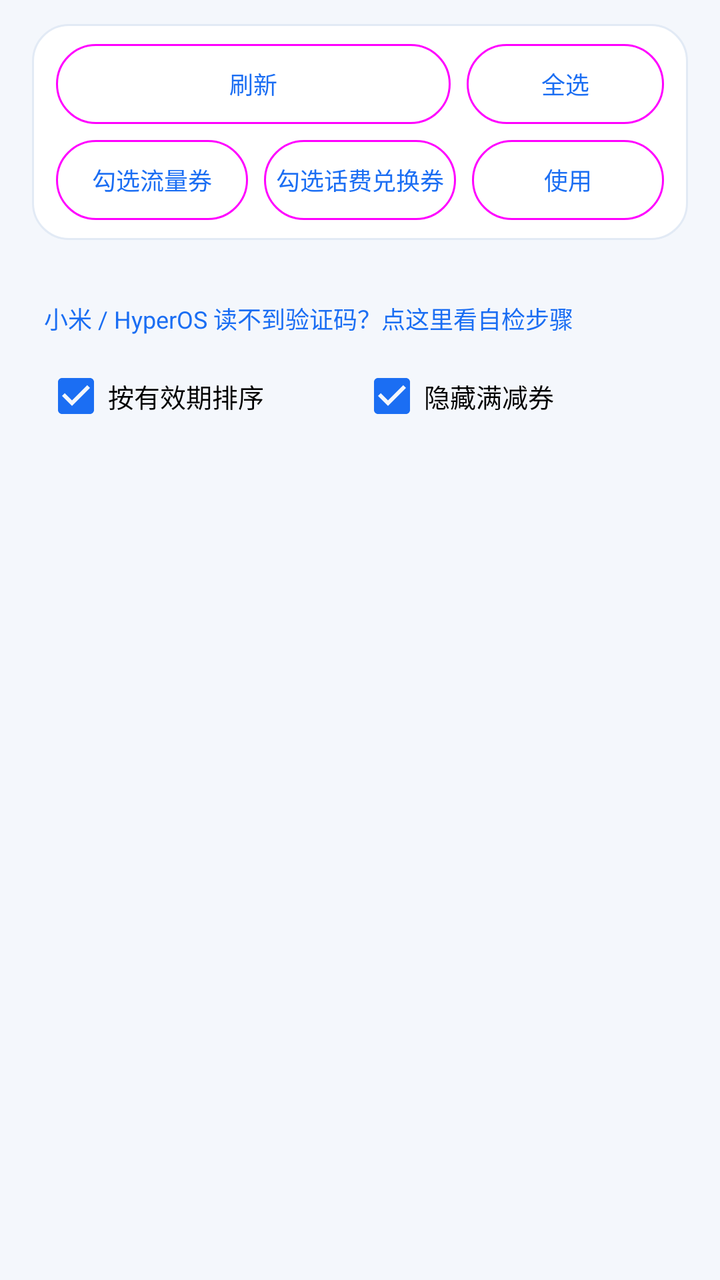
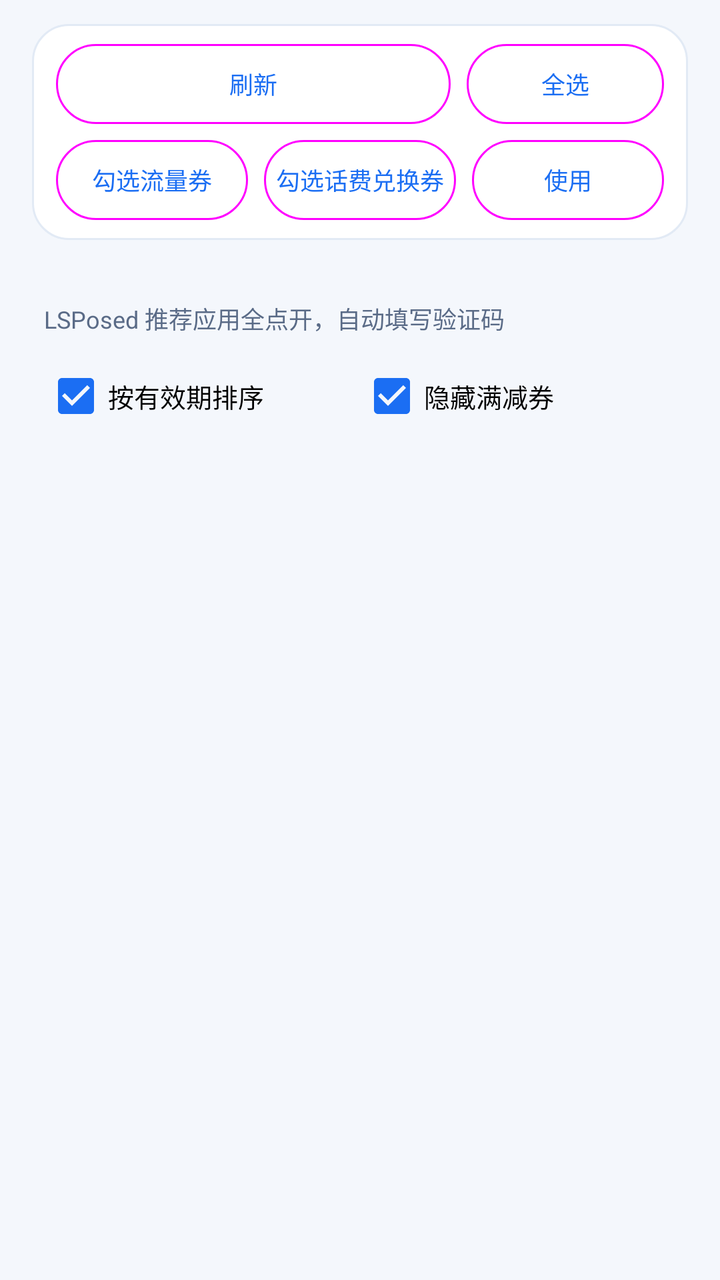

Before-and-after screenshots of an Android layout around one commit, followed by the original layout XML and the change that was made.
<!-- AndroidManifest.xml: application theme Theme.CmccHook -->
<!-- res/layout/page_coupon.xml -->
<?xml version="1.0" encoding="utf-8"?>
<ScrollView xmlns:android="http://schemas.android.com/apk/res/android"
    xmlns:app="http://schemas.android.com/apk/res-auto"
    android:layout_width="match_parent"
    android:layout_height="match_parent"
    android:clipToPadding="false"
    android:fillViewport="true"
    android:scrollbars="none">

    <LinearLayout
        android:layout_width="match_parent"
        android:layout_height="wrap_content"
        android:orientation="vertical"
        android:paddingStart="16dp"
        android:paddingEnd="16dp"
        android:paddingTop="12dp"
        android:paddingBottom="24dp">

        
        <LinearLayout
            style="@style/CardBox"
            android:layout_width="match_parent"
            android:layout_height="wrap_content"
            android:orientation="vertical">

            <LinearLayout
                android:layout_width="match_parent"
                android:layout_height="wrap_content"
                android:gravity="center_vertical"
                android:orientation="horizontal"
                android:paddingStart="12dp"
                android:paddingTop="10dp"
                android:paddingEnd="12dp">

                
                <com.google.android.material.button.MaterialButton
                    android:id="@+id/btnCouponScan"
                    style="@style/Widget.Material3.Button.OutlinedButton"
                    android:layout_width="0dp"
                    android:layout_height="40dp"
                    android:layout_weight="2"
                    android:insetTop="0dp"
                    android:insetBottom="0dp"
                    android:maxLines="1"
                    android:minWidth="0dp"
                    android:paddingStart="2dp"
                    android:paddingEnd="2dp"
                    android:text="@string/coupon_scan"
                    android:textAllCaps="false"
                    android:textSize="12sp"
                    app:cornerRadius="999dp"
                    app:elevation="0dp"
                    app:minWidth="0dp" />

                <com.google.android.material.button.MaterialButton
                    android:id="@+id/btnCouponAll"
                    style="@style/Widget.Material3.Button.OutlinedButton"
                    android:layout_width="0dp"
                    android:layout_height="40dp"
                    android:layout_marginStart="8dp"
                    android:layout_weight="1"
                    android:insetTop="0dp"
                    android:insetBottom="0dp"
                    android:maxLines="1"
                    android:minWidth="0dp"
                    android:paddingStart="2dp"
                    android:paddingEnd="2dp"
                    android:text="@string/coupon_select_all"
                    android:textAllCaps="false"
                    android:textSize="12sp"
                    app:cornerRadius="999dp"
                    app:elevation="0dp"
                    app:minWidth="0dp" />
            </LinearLayout>

            
            <LinearLayout
                android:layout_width="match_parent"
                android:layout_height="wrap_content"
                android:gravity="center_vertical"
                android:orientation="horizontal"
                android:paddingStart="12dp"
                android:paddingTop="8dp"
                android:paddingEnd="12dp"
                android:paddingBottom="10dp">

                <com.google.android.material.button.MaterialButton
                    android:id="@+id/btnCouponPickFlow"
                    style="@style/Widget.Material3.Button.OutlinedButton"
                    android:layout_width="0dp"
                    android:layout_height="40dp"
                    android:layout_weight="1"
                    android:insetTop="0dp"
                    android:insetBottom="0dp"
                    android:maxLines="1"
                    android:minWidth="0dp"
                    android:paddingStart="2dp"
                    android:paddingEnd="2dp"
                    android:text="@string/coupon_pick_flow"
                    android:textAllCaps="false"
                    android:textSize="12sp"
                    app:cornerRadius="999dp"
                    app:elevation="0dp"
                    app:minWidth="0dp" />

                <com.google.android.material.button.MaterialButton
                    android:id="@+id/btnCouponPickPhone"
                    style="@style/Widget.Material3.Button.OutlinedButton"
                    android:layout_width="0dp"
                    android:layout_height="40dp"
                    android:layout_marginStart="8dp"
                    android:layout_weight="1"
                    android:insetTop="0dp"
                    android:insetBottom="0dp"
                    android:maxLines="1"
                    android:minWidth="0dp"
                    android:paddingStart="2dp"
                    android:paddingEnd="2dp"
                    android:text="@string/coupon_pick_phone"
                    android:textAllCaps="false"
                    android:textSize="12sp"
                    app:cornerRadius="999dp"
                    app:elevation="0dp"
                    app:minWidth="0dp" />

                <com.google.android.material.button.MaterialButton
                    android:id="@+id/btnCouponUse"
                    style="@style/Widget.Material3.Button.OutlinedButton"
                    android:layout_width="0dp"
                    android:layout_height="40dp"
                    android:layout_marginStart="8dp"
                    android:layout_weight="1"
                    android:insetTop="0dp"
                    android:insetBottom="0dp"
                    android:maxLines="1"
                    android:minWidth="0dp"
                    android:paddingStart="2dp"
                    android:paddingEnd="2dp"
                    android:text="@string/coupon_use"
                    android:textAllCaps="false"
                    android:textSize="12sp"
                    app:cornerRadius="999dp"
                    app:elevation="0dp"
                    app:minWidth="0dp" />
            </LinearLayout>
        </LinearLayout>

        
        <TextView
            android:id="@+id/couponAt"
            android:layout_width="match_parent"
            android:layout_height="wrap_content"
            android:paddingStart="6dp"
            android:paddingTop="8dp"
            android:paddingEnd="6dp"
            android:textColor="@color/text_secondary"
            android:textSize="12sp" />

        

        
        <TextView
            android:id="@+id/smsHelpEntry"
            android:layout_width="match_parent"
            android:layout_height="wrap_content"
            android:paddingStart="6dp"
            android:paddingTop="6dp"
            android:paddingEnd="6dp"
            android:paddingBottom="4dp"
            android:text="@string/sms_help_entry"
            android:textColor="@color/primary"
            android:textSize="12sp" />

        
        <LinearLayout
            android:layout_width="match_parent"
            android:layout_height="wrap_content"
            android:gravity="center_vertical"
            android:orientation="horizontal"
            android:paddingStart="6dp"
            android:paddingTop="2dp"
            android:paddingEnd="6dp"
            android:paddingBottom="2dp">

            <CheckBox
                android:id="@+id/cbCouponSort"
                android:layout_width="0dp"
                android:layout_height="wrap_content"
                android:layout_weight="1"
                android:checked="true"
                android:text="@string/coupon_sort_valid"
                android:textSize="13sp" />

            <CheckBox
                android:id="@+id/cbCouponHide"
                android:layout_width="0dp"
                android:layout_height="wrap_content"
                android:layout_weight="1"
                android:checked="true"
                android:text="@string/coupon_hide_blocked"
                android:textSize="13sp" />
        </LinearLayout>

        <LinearLayout
            android:id="@+id/couponList"
            android:layout_width="match_parent"
            android:layout_height="wrap_content"
            android:orientation="vertical" />

        
        <TextView
            android:id="@+id/couponSummary"
            style="@style/RowDesc"
            android:layout_width="wrap_content"
            android:layout_height="wrap_content"
            android:visibility="gone" />

        <TextView
            android:id="@+id/couponBar"
            style="@style/RowDesc"
            android:layout_width="wrap_content"
            android:layout_height="wrap_content"
            android:visibility="gone" />

    </LinearLayout>
</ScrollView>
<!-- resources referenced by this layout -->
<resources>
  <color name="primary">#1B6EF3</color>
  <color name="text_secondary">#5A6B87</color>
  <string name="coupon_hide_blocked">隐藏满减券</string>
  <string name="coupon_pick_flow">勾选流量券</string>
  <string name="coupon_pick_phone">勾选话费兑换券</string>
  <string name="coupon_scan">刷新</string>
  <string name="coupon_select_all">全选</string>
  <string name="coupon_sort_valid">按有效期排序</string>
  <string name="coupon_use">使用</string>
  <string name="sms_help_entry">小米 / HyperOS 读不到验证码？点这里看自检步骤</string>
  <style name="CardBox">
          <item name="android:background">@drawable/bg_card</item>
          <item name="android:orientation">vertical</item>
      </style>
  <style name="RowDesc">
          <item name="android:textSize">12sp</item>
          <item name="android:textColor">@color/text_secondary</item>
          <item name="android:lineSpacingExtra">2dp</item>
          <item name="android:paddingTop">3dp</item>
      </style>
  <style name="Theme.CmccHook" parent="Theme.MaterialComponents.DayNight.NoActionBar">
          <item name="colorPrimary">@color/primary</item>
          <item name="colorPrimaryVariant">@color/primary_dark</item>
          <item name="colorOnPrimary">@color/on_primary</item>
          <item name="colorSecondary">@color/primary</item>
          <item name="colorOnSecondary">@color/on_primary</item>
          <item name="colorSurface">@color/surface</item>
          <item name="android:colorBackground">@color/background</item>
          <item name="android:statusBarColor">@color/brand_start</item>
          <item name="android:navigationBarColor">@color/surface</item>
          <item name="android:windowLightStatusBar">false</item>
          <item name="android:windowLightNavigationBar">true</item>
          <item name="android:windowBackground">@color/background</item>
          <item name="android:textColorPrimary">@color/text_primary</item>
          <item name="android:textColorSecondary">@color/text_secondary</item>
      </style>
  <!-- drawable bg_card (drawable) -->
  <?xml version="1.0" encoding="utf-8"?>
  <shape xmlns:android="http://schemas.android.com/apk/res/android"
      android:shape="rectangle">
      <solid android:color="@color/container_low" />
      <stroke android:width="1dp" android:color="@color/divider" />
      <corners android:radius="18dp" />
  </shape>
  <color name="primary_dark">#0B4FC4</color>
  <color name="on_primary">#FFFFFF</color>
  <color name="surface">#FFFFFF</color>
  <color name="background">#F4F7FC</color>
  <color name="brand_start">#1B6EF3</color>
  <color name="text_primary">#12213B</color>
  <color name="container_low">#FFFFFF</color>
  <color name="divider">#E2EAF5</color>
</resources>

<!-- the commit's change to res/layout/page_coupon.xml (unified diff, before → after) -->
@@ -160,15 +160,15 @@
 
         
         <TextView
-            android:id="@+id/smsHelpEntry"
+            android:id="@+id/couponLspHint"
             android:layout_width="match_parent"
             android:layout_height="wrap_content"
             android:paddingStart="6dp"
             android:paddingTop="6dp"
             android:paddingEnd="6dp"
             android:paddingBottom="4dp"
-            android:text="@string/sms_help_entry"
-            android:textColor="@color/primary"
+            android:text="@string/coupon_lsp_hint"
+            android:textColor="@color/text_secondary"
             android:textSize="12sp" />
 
         
<!-- resource entries referenced after the edit -->
@@ -3,13 +3,13 @@
   <color name="primary">#1B6EF3</color>
   <color name="text_secondary">#5A6B87</color>
   <string name="coupon_hide_blocked">隐藏满减券</string>
+  <string name="coupon_lsp_hint">LSPosed 推荐应用全点开，自动填写验证码</string>
   <string name="coupon_pick_flow">勾选流量券</string>
   <string name="coupon_pick_phone">勾选话费兑换券</string>
   <string name="coupon_scan">刷新</string>
   <string name="coupon_select_all">全选</string>
   <string name="coupon_sort_valid">按有效期排序</string>
   <string name="coupon_use">使用</string>
-  <string name="sms_help_entry">小米 / HyperOS 读不到验证码？点这里看自检步骤</string>
   <style name="CardBox">
           <item name="android:background">@drawable/bg_card</item>
           <item name="android:orientation">vertical</item>
